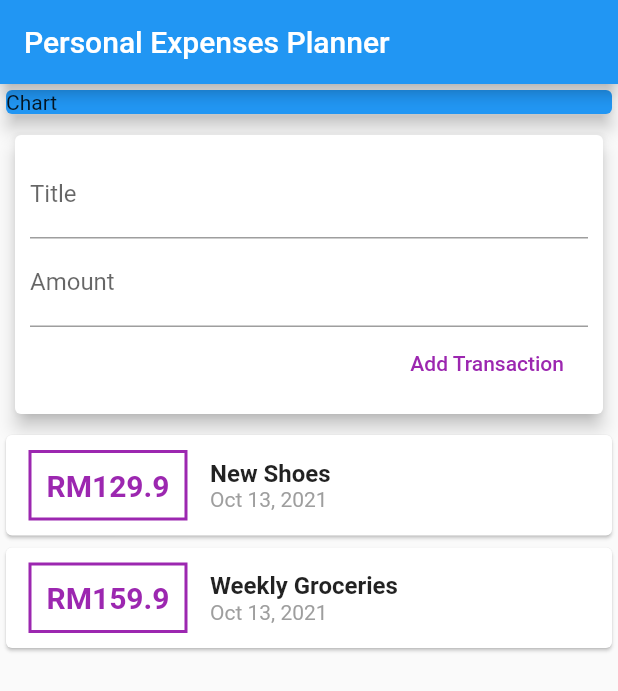
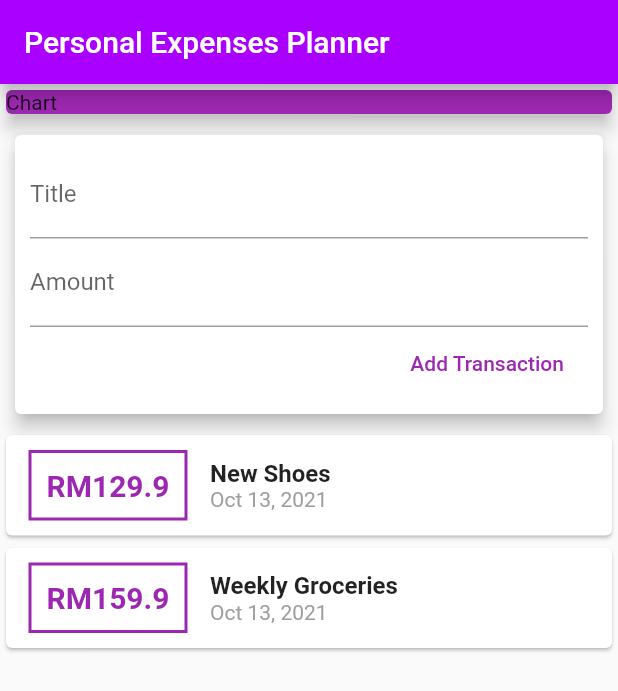
Before and after one commit to afiqaimanafr/personal-expenses-planner, a Flutter app: the screen it shows after launch, on a phone screen of 412 x 824 dp. Shown: the top 691 px of the screen. Run offline on Flutter 3.47's test engine with Material 2 defaults, Android fonts, the phone set to English and light mode, and no system bars.

Commit message:
latest update

```diff
--- a/lib/main.dart
+++ b/lib/main.dart
@@ -1,5 +1,7 @@
 import 'package:flutter/material.dart';
 import './widgets/transaction_list.dart';
+
+const primaryColor = Color(0xFFAA00FF);
 
 void main() => runApp(MyApp());
 
@@ -23,6 +25,7 @@ class MyHomePage extends StatelessWidget {
   Widget build(BuildContext context) {
     return Scaffold(
       appBar: AppBar(
+        backgroundColor: primaryColor,
         title: Text('Personal Expenses Planner'),
       ),
       body: Column(
@@ -32,7 +35,7 @@ class MyHomePage extends StatelessWidget {
           Container(
             width: double.infinity,
             child: Card(
-              color: Colors.blue,
+              color: Colors.purple,
               child: Text('Chart'),
               elevation: 5,
             ),
```
